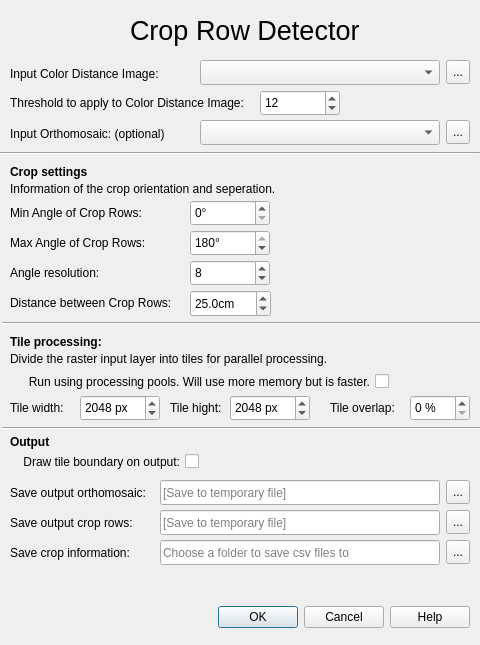
Old version of the form crop_row_toolbar_dialog.ui in the repository SDU-UAS-Center/sdu-agro-tools.
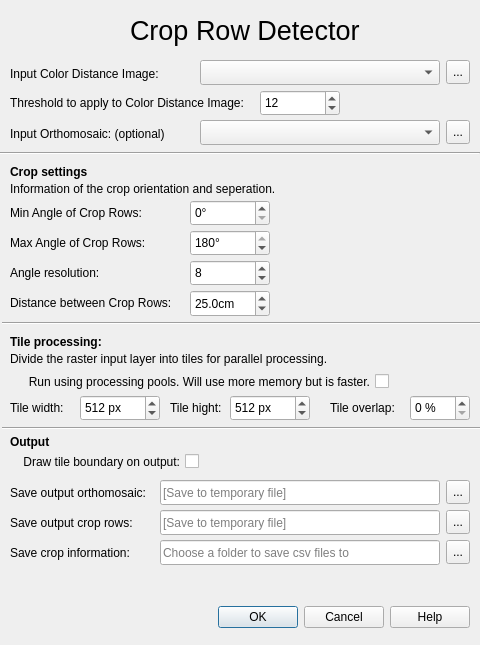
New version of the form. Custom widgets are drawn as their Qt base class.

Commit message: fix tile overlap as a percentage and change default value for tiles

Patch:
```diff
--- a/crop_row_toolbar_dialog.ui
+++ b/crop_row_toolbar_dialog.ui
@@ -176,7 +176,7 @@
     <number>100</number>
    </property>
    <property name="value">
-    <number>2048</number>
+    <number>512</number>
    </property>
   </widget>
   <widget class="QSpinBox" name="tile_overlap_spin_box">
@@ -241,7 +241,7 @@
     <number>100</number>
    </property>
    <property name="value">
-    <number>2048</number>
+    <number>512</number>
    </property>
   </widget>
   <widget class="QLabel" name="tile_width_label">
@@ -700,7 +700,7 @@
     <rect>
      <x>190</x>
      <y>290</y>
-     <width>81</width>
+     <width>80</width>
      <height>27</height>
     </rect>
    </property>
```
The commit also changes 1 other file.
